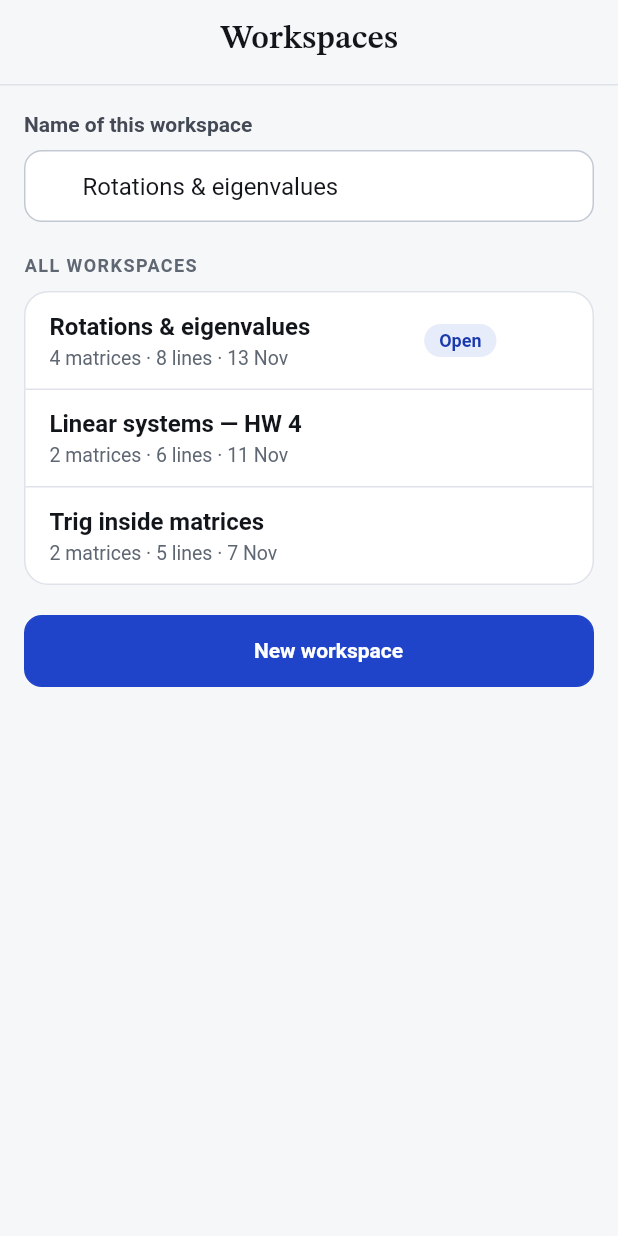
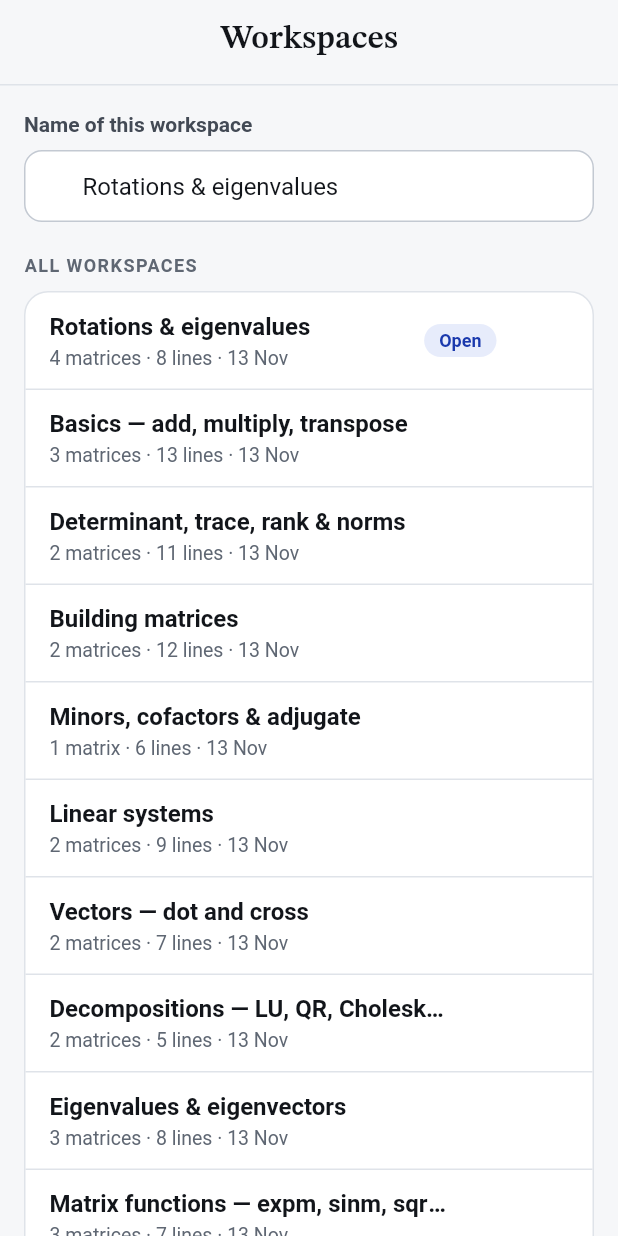
Before and after one commit to Thre4dripper/Matscape-AndroidApp, a Flutter app: the screen it shows after launch, after a tap on "Matscape", on a phone screen of 412 x 824 dp. Run offline on Flutter 3.47's test engine with Material 3 defaults, Android fonts, the phone set to English and light mode, and no system bars; our stand-ins replace material_ui; missing offline and left inert: path_parsing.

Commit message:
feat: add a sample workspace for every topic
Twelve samples instead of three, in the order someone would learn them.
Deleted ones can be restored from the Workspaces screen. A test checks
that every line in every sample evaluates.

```diff
--- a/lib/app/app_state.dart
+++ b/lib/app/app_state.dart
@@ -457,6 +457,21 @@ class AppState extends ChangeNotifier {
     return true;
   }
 
+  /// Puts back the sample workspaces that are no longer in the list
+  /// (matched by name). Returns how many were added.
+  int restoreSamples() {
+    final have = {for (final w in workspaces) w.name};
+    final missing = [
+      for (final w in seedWorkspaces())
+        if (!have.contains(w.name)) w,
+    ];
+    if (missing.isEmpty) return 0;
+    workspaces.addAll(missing);
+    _persist();
+    notifyListeners();
+    return missing.length;
+  }
+
   /* ---------- settings ---------- */
 
   void updateSettings(void Function(Settings s) change) {
--- a/lib/app/models.dart
+++ b/lib/app/models.dart
@@ -135,85 +135,305 @@ class Settings {
   };
 }
 
-/// Starter workspaces shown on first launch.
+/// Sample workspaces shown on first launch: a showcase first, then one per
+/// topic, in the order someone would learn them. Every operation in the
+/// library appears in at least one of them.
 List<Workspace> seedWorkspaces() {
   final now = DateTime.now().millisecondsSinceEpoch;
-  const day = 86400000;
-  List<LineModel> lines(List<String> t) => [for (final s in t) LineModel(s)];
+  var n = 0;
+  Workspace ws(String name, List<MatrixModel> matrices, List<String> lines) =>
+      Workspace(
+        name: name,
+        // A second apart, so sorting by date keeps this order.
+        updated: now - 1000 * n++,
+        matrices: matrices,
+        lines: [for (final s in lines) LineModel(s)],
+      );
+  const m = MatrixModel.of;
   return [
-    Workspace(
-      name: 'Rotations & eigenvalues',
-      updated: now,
-      matrices: [
-        MatrixModel.of('A', [
+    ws(
+      'Rotations & eigenvalues',
+      [
+        m('A', [
           [4, 1, 2],
           [1, 3, 0],
           [2, 0, 5],
         ]),
-        MatrixModel.of('B', [
+        m('B', [
           [1, 2, 3],
           [4, 5, 6],
         ]),
-        MatrixModel.of('C', [
+        m('C', [
           [2, 0, 1],
           [1, 3, 2],
           [1, 1, 2],
         ]),
-        MatrixModel.of('R', [
+        m('R', [
           ['cos(π/4)', '−sin(π/4)'],
           ['sin(π/4)', 'cos(π/4)'],
         ]),
       ],
-      lines: lines([
+      ['det(A)', 'C⁻¹', 'BA', 'R²', 'eig(A)', 'sin(Bπ/6)', 'M = BBᵀ', 'A + B'],
+    ),
+    ws(
+      'Basics — add, multiply, transpose',
+      [
+        m('A', [
+          [1, 2],
+          [3, 4],
+        ]),
+        m('B', [
+          [2, 0],
+          [1, 3],
+        ]),
+        m('C', [
+          [1, 2, 3],
+          [4, 5, 6],
+        ]),
+      ],
+      [
+        'A + B',
+        'A − B',
+        '3A',
+        'AB',
+        'BA',
+        'AC',
+        'Cᵀ',
+        'A⁻¹',
+        'A²',
+        'A ∘ B',
+        'A / B',
+        'k = 2',
+        'k·A + I',
+      ],
+    ),
+    ws(
+      'Determinant, trace, rank & norms',
+      [
+        m('A', [
+          [2, -1, 0],
+          [-1, 2, -1],
+          [0, -1, 2],
+        ]),
+        m('S', [
+          [1, 2],
+          [2, 4],
+        ]),
+      ],
+      [
         'det(A)',
-        'C⁻¹',
-        'BA',
-        'R²',
-        'eig(A)',
-        'sin(Bπ/6)',
-        'M = BBᵀ',
-        'A + B',
-      ]),
+        '|A|',
+        'tr(A)',
+        'rank(A)',
+        'det(S)',
+        'rank(S)',
+        'norm(A)',
+        'norm1(A)',
+        'norminf(A)',
+        'norm2(A)',
+        'cond(A)',
+      ],
     ),
-    Workspace(
-      name: 'Linear systems — HW 4',
-      updated: now - day * 2,
-      matrices: [
-        MatrixModel.of('A', [
+    ws(
+      'Building matrices',
+      [
+        m('A', [
+          [1, 2, 3],
+          [4, 5, 6],
+          [7, 8, 10],
+        ]),
+        m('B', [
+          [1],
+          [2],
+          [3],
+        ]),
+      ],
+      [
+        '[1, 2; 3, 4]',
+        'I(3)',
+        'A − 2I',
+        'zeros(2, 3)',
+        'ones(2, 2)',
+        'diag([1, 2, 3])',
+        'diag(A)',
+        'aug(A, B)',
+        'sub(A, 1, 1)',
+        'row(A, 2)',
+        'column(A, 3)',
+        'kron([1, 2; 3, 4], I(2))',
+      ],
+    ),
+    ws(
+      'Minors, cofactors & adjugate',
+      [
+        m('A', [
+          [1, 2, 3],
+          [0, 1, 4],
+          [5, 6, 0],
+        ]),
+      ],
+      ['minors(A)', 'cof(A)', 'adj(A)', 'det(A)', 'adj(A) / det(A)', 'A⁻¹'],
+    ),
+    ws(
+      'Linear systems',
+      [
+        m('A', [
           [2, 1, -1],
           [-3, -1, 2],
           [-2, 1, 2],
         ]),
-        MatrixModel.of('B', [
+        m('B', [
           [8],
           [-11],
           [-3],
         ]),
       ],
-      lines: lines([
+      [
         'solve(A, B)',
         'rref(aug(A, B))',
-        'lu(A)',
+        'A⁻¹B',
         'N = [1, 2; 2, 4]',
+        'rank(N)',
         'null(N)',
-        'rank(N)',
-      ]),
+        'colsp(N)',
+        'pinv(N)',
+        'solve(N, [3; 6])',
+      ],
     ),
-    Workspace(
-      name: 'Trig inside matrices',
-      updated: now - day * 6,
-      matrices: [
-        MatrixModel.of('T', [
+    ws(
+      'Vectors — dot and cross',
+      [
+        m('U', [
+          [1],
+          [2],
+          [3],
+        ]),
+        m('V', [
+          [4],
+          [5],
+          [6],
+        ]),
+      ],
+      [
+        'dot(U, V)',
+        'cross(U, V)',
+        'UᵀV',
+        'UVᵀ',
+        'norm(U)',
+        'U / norm(U)',
+        'dot(U, cross(U, V))',
+      ],
+    ),
+    ws(
+      'Decompositions — LU, QR, Cholesky, SVD',
+      [
+        m('A', [
+          [4, 12, -16],
+          [12, 37, -43],
+          [-16, -43, 98],
+        ]),
+        m('B', [
+          [1, 2],
+          [3, 4],
+          [5, 6],
+        ]),
+      ],
+      ['lu(A)', 'qr(A)', 'chol(A)', 'svd(B)', 'qr(B)'],
+    ),
+    ws(
+      'Eigenvalues & eigenvectors',
+      [
+        m('A', [
+          [4, 1],
+          [2, 3],
+        ]),
+        m('S', [
+          [2, 1, 0],
+          [1, 2, 1],
+          [0, 1, 2],
+        ]),
+        m('R', [
+          [0, -1],
+          [1, 0],
+        ]),
+      ],
+      [
+        'eig(A)',
+        'eigvec(A)',
+        'charpoly(A)',
+        'det(A − 5I)',
+        'eig(S)',
+        'eig(R)',
+        'tr(A)',
+        'det(A)',
+      ],
+    ),
+    ws(
+      'Matrix functions — expm, sinm, sqrtm',
+      [
+        m('D', [
+          [1, 0],
+          [0, 2],
+        ]),
+        m('S', [
+          [0, -1],
+          [1, 0],
+        ]),
+        m('P', [
+          [5, 4],
+          [4, 5],
+        ]),
+      ],
+      [
+        'expm(D)',
+        'expm(π/2·S)',
+        'sinm(S)',
+        'cosm(S)',
+        'sqrtm(P)',
+        'P^0.5',
+        'sqrtm(P)²',
+      ],
+    ),
+    ws(
+      'Trig inside matrices',
+      [
+        m('T', [
           ['cos(30°)', '−sin(30°)', '0'],
           ['sin(30°)', 'cos(30°)', '0'],
           ['0', '0', '1'],
         ]),
-        MatrixModel.of('S', [
+        m('S', [
           [0, -1],
           [1, 0],
         ]),
       ],
-      lines: lines(['TᵀT', 'det(T)', 'expm(π/2·S)', 'sinm(S)', 'svd(T)']),
+      ['TᵀT', 'det(T)', 'sin(T)', 'expm(π/2·S)', 'sinm(S)', 'svd(T)'],
+    ),
+    ws(
+      'Numbers, fractions & exact results',
+      [
+        m('A', [
+          ['1/2', '1/3'],
+          ['√2', 'π'],
+        ]),
+      ],
+      [
+        '1/3 + 1/6',
+        '√8',
+        '∛27',
+        'sin(π/6)',
+        'cos(45°)',
+        'asin(1/2)',
+        'ln(e)',
+        'log(1000)',
+        '5!',
+        'mod(17, 5)',
+        'abs(−3.5)',
+        'round(2.6)',
+        'x = 2√3',
+        'x²',
+        '2A',
+      ],
     ),
   ];
 }
--- a/lib/ui/more_screens.dart
+++ b/lib/ui/more_screens.dart
@@ -185,6 +185,31 @@ class _WorkspacesScreenState extends State<WorkspacesScreen> {
                 },
               ),
             ],
+          ),
+          const SizedBox(height: 24),
+          const GroupTitle('Samples'),
+          _paragraph(
+            context,
+            'Matscape comes with a sample workspace for each topic. If you '
+            'deleted some, you can bring them back. Your own workspaces '
+            'are not touched.',
+          ),
+          Align(
+            alignment: Alignment.centerLeft,
+            child: Btn(
+              'Restore samples',
+              icon: MIcon.folder,
+              expand: false,
+              onTap: () {
+                final n = state.restoreSamples();
+                showToast(
+                  context,
+                  n == 0
+                      ? 'All the samples are already here'
+                      : 'Restored $n sample workspace${n == 1 ? '' : 's'}',
+                );
+              },
+            ),
           ),
         ],
       ),
```
Also changed, not shown: 1 other file.
